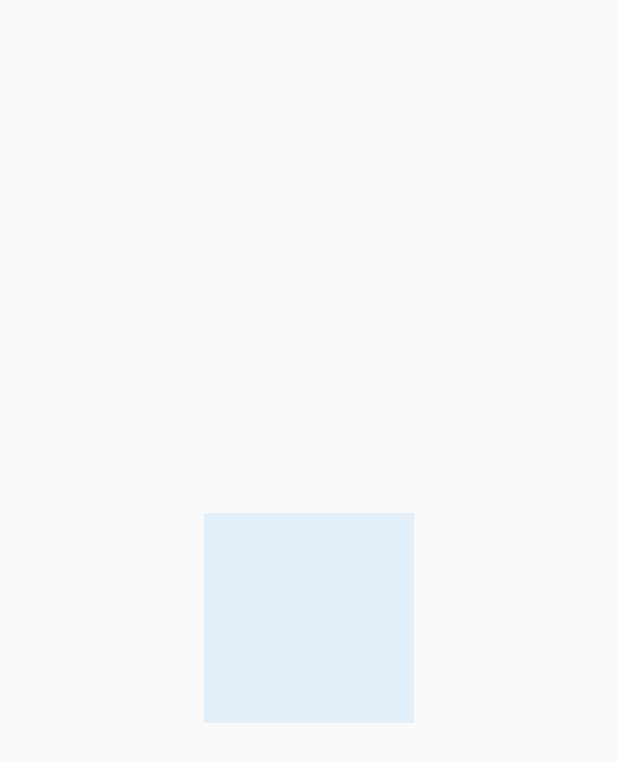
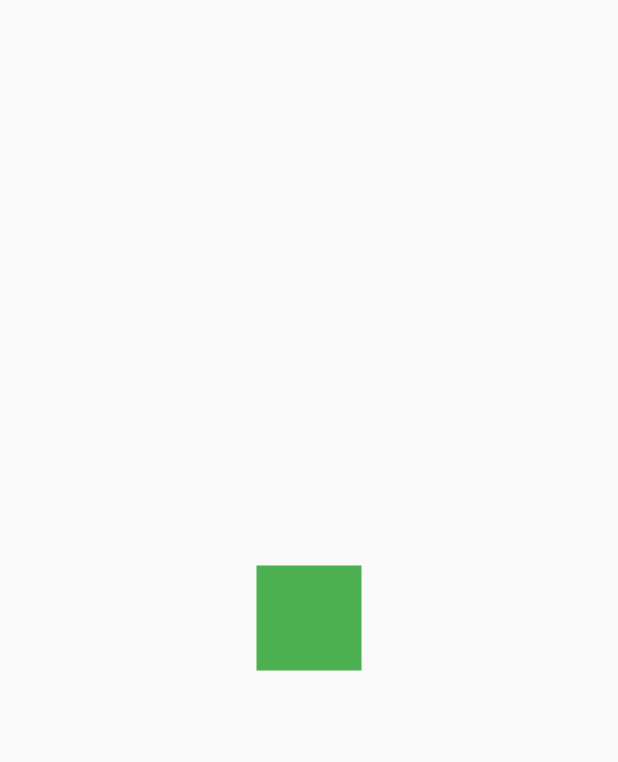
Before and after one commit to CrisMEDev/Flutter-Designs_and_animations, a Flutter app: the screen it shows after launch, on a phone screen of 412 x 824 dp. Shown: the top 762 px of the screen. Run offline on Flutter 3.47's test engine with Material 2 defaults, Android fonts, the phone set to English and light mode, and no system bars.

Commit message:
Se realizó el reto de mover un cuadrado en 4 puntos diferentes

```diff
--- a/lib/main.dart
+++ b/lib/main.dart
@@ -1,6 +1,7 @@
+import 'package:backgrounds_custom_painter/src/retos/cuadrado_animado_page.dart';
 import 'package:flutter/material.dart';
 
-import 'package:backgrounds_custom_painter/src/pages/headers_page.dart';
+// import 'package:backgrounds_custom_painter/src/pages/headers_page.dart';
 
 void main() => runApp(MyApp());
 
@@ -10,7 +11,7 @@ class MyApp extends StatelessWidget {
     return MaterialApp(
       debugShowCheckedModeBanner: false,
       title: 'Diseños app',
-      home: HeadersPage(),
+      home: CuadradoAnimadoPage(),
     );
   }
 }
--- /dev/null
+++ b/lib/src/retos/cuadrado_animado_page.dart
@@ -0,0 +1,98 @@
+import 'package:flutter/material.dart';
+
+class CuadradoAnimadoPage extends StatelessWidget {
+  @override
+  Widget build(BuildContext context) {
+    return Scaffold(
+      body: Center(
+        child: _CuadradoAnimado()
+      ),
+    );
+  }
+}
+
+class _CuadradoAnimado extends StatefulWidget {
+
+  @override
+  __CuadradoAnimadoState createState() => __CuadradoAnimadoState();
+}
+
+class __CuadradoAnimadoState extends State<_CuadradoAnimado> with SingleTickerProviderStateMixin{
+
+  AnimationController controller;
+  Animation<double> moverDerecha;
+  Animation<double> moverIzquierda;
+  Animation<double> moverArriba;
+  Animation<double> moverAbajo;
+
+  @override
+  void initState() {
+
+    controller = new AnimationController(
+      vsync: this,
+      duration: Duration( milliseconds: 4500 )
+    );
+
+    moverDerecha = Tween( begin: 0.0, end: 100.0 ).animate(
+      CurvedAnimation(parent: controller, curve: Interval(0.0, 0.25, curve: Curves.bounceOut))
+    );
+
+    moverArriba = Tween( begin: 0.0, end: -100.0 ).animate(
+      CurvedAnimation(parent: controller, curve: Interval(0.25, 0.50, curve: Curves.bounceOut))
+    );
+
+    moverIzquierda = Tween( begin: 0.0, end: -100.0 ).animate(
+      CurvedAnimation(parent: controller, curve: Interval(0.50, 0.75, curve: Curves.bounceOut))
+    );
+
+    moverAbajo = Tween( begin: 0.0, end: 100.0 ).animate(
+      CurvedAnimation(parent: controller, curve: Interval(0.75, 1.0, curve: Curves.bounceOut))
+    );
+
+    controller.addListener(() {
+      if ( controller.status == AnimationStatus.completed ){
+        controller.reset();
+      }
+    });
+
+    super.initState();
+  }
+
+  @override
+  void dispose() {
+    controller.dispose();
+    super.dispose();
+  }
+
+  @override
+  Widget build(BuildContext context) {
+
+    controller.forward();
+
+    return AnimatedBuilder(
+      animation: controller,
+      child: _Rectangulo(),
+
+      builder: ( BuildContext context, Widget child ){
+        return Transform.translate(
+          offset: Offset(moverDerecha.value + moverIzquierda.value, moverArriba.value + moverAbajo.value),
+          child: child
+        );
+      }
+    );
+  }
+}
+
+
+class _Rectangulo extends StatelessWidget {
+    @override
+    Widget build(BuildContext context) {
+    return Container(
+       width: 70,
+       height: 70,
+       decoration: BoxDecoration(
+         color: Colors.green
+       ),
+     );
+   }
+}
```
Also changed, not shown: pubspec.lock.
